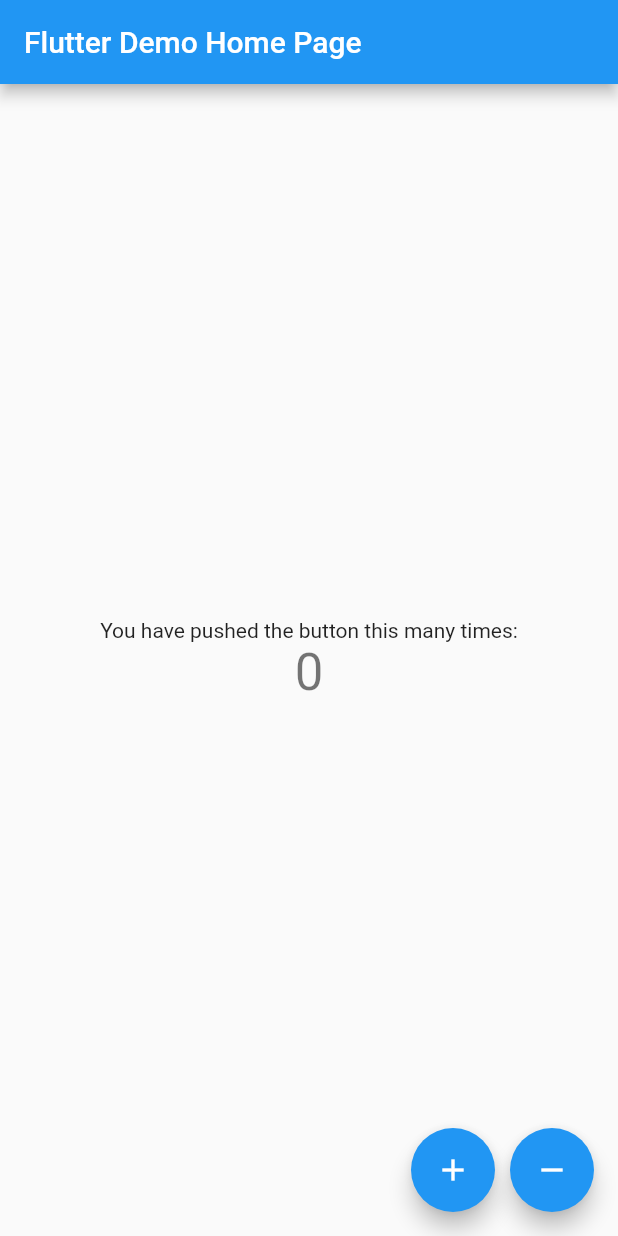
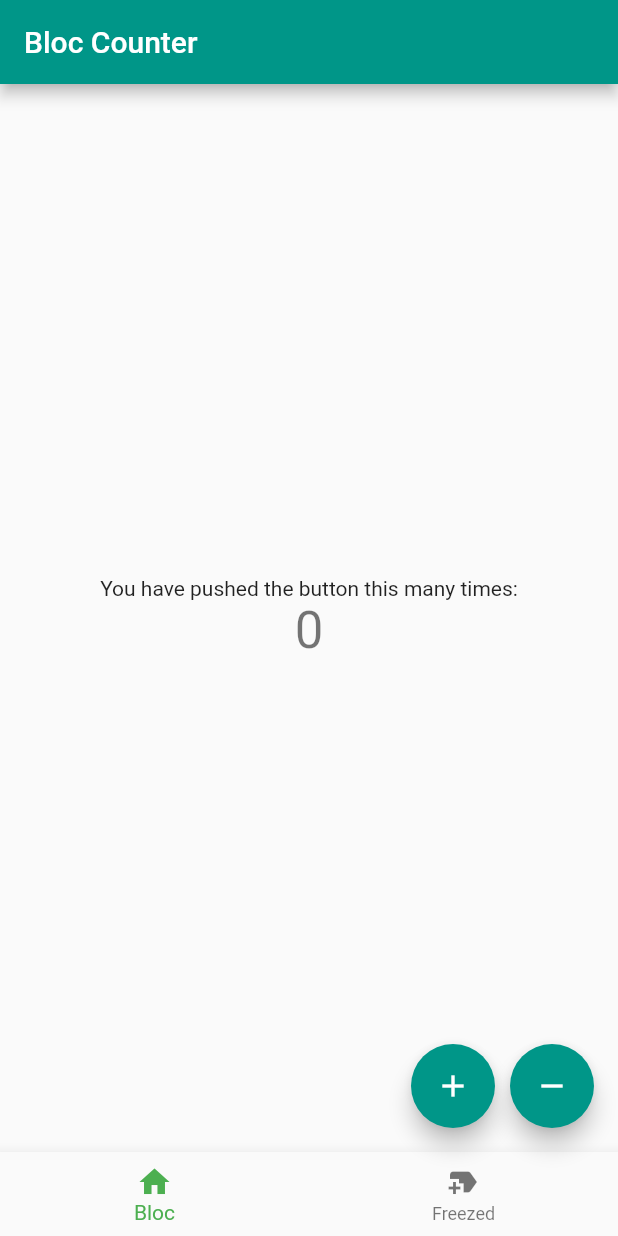
Before and after one commit to rishal-ahmed/bloc-learn-counter, a Flutter app: the screen it shows after launch, after a tap on the "add" icon, after a tap on the "remove" icon, on a phone screen of 412 x 824 dp. Run offline on Flutter 3.47's test engine with Material 2 defaults, Android fonts, the phone set to English and light mode, and no system bars; our stand-ins replace bloc, flutter_bloc, freezed_annotation.

Commit message:
Freezed Bloc

```diff
--- a/lib/counter/counter_bloc.dart
+++ b/lib/counter/counter_bloc.dart
@@ -1,6 +1,5 @@
 import 'package:bloc/bloc.dart';
 import 'package:meta/meta.dart';
-
 part 'counter_event.dart';
 part 'counter_state.dart';
 
--- /dev/null
+++ b/lib/freezed_counter/freezed_counter_bloc.dart
@@ -0,0 +1,21 @@
+import 'package:bloc/bloc.dart';
+import 'package:freezed_annotation/freezed_annotation.dart';
+part 'freezed_counter_event.dart';
+part 'freezed_counter_state.dart';
+part 'freezed_counter_bloc.freezed.dart';
+
+class FreezedCounterBloc
+    extends Bloc<FreezedCounterEvent, FreezedCounterState> {
+  FreezedCounterBloc() : super(FreezedCounterState.initial()) {
+    on<FreezedIncrement>(
+      (event, emit) {
+        return emit(state.copyWith(count: state.count + 1));
+      },
+    );
+
+    on<FreezedDecrement>((event, emit) {
+      final newState = state.copyWith(count: state.count - 1);
+      return emit(newState);
+    });
+  }
+}
--- /dev/null
+++ b/lib/freezed_counter/freezed_counter_event.dart
@@ -0,0 +1,7 @@
+part of 'freezed_counter_bloc.dart';
+
+@freezed
+class FreezedCounterEvent with _$FreezedCounterEvent {
+  const factory FreezedCounterEvent.freezedincrement() = FreezedIncrement;
+  const factory FreezedCounterEvent.freezeddecrement() = FreezedDecrement;
+}
--- /dev/null
+++ b/lib/freezed_counter/freezed_counter_state.dart
@@ -0,0 +1,10 @@
+part of 'freezed_counter_bloc.dart';
+
+@freezed
+class FreezedCounterState with _$FreezedCounterState {
+  const factory FreezedCounterState({
+    required int count,
+  }) = _FreezedCounterState;
+
+  factory FreezedCounterState.initial() => const FreezedCounterState(count: 0);
+}
--- /dev/null
+++ b/lib/home/home_screen.dart
@@ -0,0 +1,82 @@
+import 'dart:developer' show log;
+import 'package:bloc_learn_counter/counter/counter_bloc.dart';
+import 'package:bloc_learn_counter/freezed_counter/freezed_counter_bloc.dart';
+import 'package:bloc_learn_counter/views/counter_screen.dart';
+import 'package:flutter/material.dart';
+import 'package:flutter_bloc/flutter_bloc.dart';
+
+class MyHomePage extends StatefulWidget {
+  const MyHomePage({Key? key, required this.title}) : super(key: key);
+  final String title;
+
+  @override
+  State<MyHomePage> createState() => _MyHomePageState();
+}
+
+class _MyHomePageState extends State<MyHomePage> {
+  int _currentSelectedIndex = 0;
+
+  @override
+  Widget build(BuildContext context) {
+    log('build()-> called');
+    return Scaffold(
+      appBar: AppBar(
+        title: Text(widget.title),
+      ),
+      body: CounterScreen(
+        nav: _currentSelectedIndex,
+      ),
+      floatingActionButton: Row(
+        mainAxisAlignment: MainAxisAlignment.end,
+        children: [
+          FloatingActionButton(
+            onPressed: () {
+              // two methords for events
+              if (_currentSelectedIndex == 0) {
+                context.read<CounterBloc>().add(Increment());
+                //BlocProvider.of<CounterBloc>(context).add(Increment());
+              } else {
+                BlocProvider.of<FreezedCounterBloc>(context)
+                    .add(const FreezedIncrement());
+              }
+            },
+            tooltip: 'Increment',
+            child: const Icon(Icons.add),
+          ),
+          const SizedBox(
+            width: 10,
+          ),
+          FloatingActionButton(
+            onPressed: () {
+              // two methords for events
+              if (_currentSelectedIndex == 0) {
+                context.read<CounterBloc>().add(Decrement());
+                // BlocProvider.of<CounterBloc>(context).add(Decrement());
+              } else {
+                BlocProvider.of<FreezedCounterBloc>(context)
+                    .add(const FreezedDecrement());
+              }
+            },
+            tooltip: 'Decrement',
+            child: const Icon(Icons.remove),
+          ),
+        ],
+      ),
+      bottomNavigationBar: BottomNavigationBar(
+        selectedItemColor: Colors.green,
+        currentIndex: _currentSelectedIndex,
+        onTap: (newIndex) {
+          setState(() {
+            _currentSelectedIndex = newIndex;
+          });
+          log(newIndex.toString());
+        },
+        items: const [
+          BottomNavigationBarItem(icon: Icon(Icons.home), label: 'Bloc'),
+          BottomNavigationBarItem(
+              icon: Icon(Icons.new_label), label: 'Freezed'),
+        ],
+      ),
+    );
+  }
+}
--- a/lib/main.dart
+++ b/lib/main.dart
@@ -1,6 +1,6 @@
-import 'dart:developer';
-
 import 'package:bloc_learn_counter/counter/counter_bloc.dart';
+import 'package:bloc_learn_counter/freezed_counter/freezed_counter_bloc.dart';
+import 'package:bloc_learn_counter/home/home_screen.dart';
 import 'package:flutter/material.dart';
 import 'package:flutter_bloc/flutter_bloc.dart';
 
@@ -14,77 +14,22 @@ class MyApp extends StatelessWidget {
   // This widget is the root of your application.
   @override
   Widget build(BuildContext context) {
-    return BlocProvider(
-      create: (ctx) => CounterBloc(),
+    return MultiBlocProvider(
+      providers: [
+        BlocProvider(
+          create: (ctx) => CounterBloc(),
+        ),
+        BlocProvider(
+          create: (context) => FreezedCounterBloc(),
+        ),
+      ],
       child: MaterialApp(
-        title: 'Flutter Demo',
+        debugShowCheckedModeBanner: false,
         theme: ThemeData(
-          primarySwatch: Colors.blue,
+          primarySwatch: Colors.teal,
         ),
-        home: const MyHomePage(title: 'Flutter Demo Home Page'),
+        home: const MyHomePage(title: 'Bloc Counter'),
       ),
     );
   }
 }
-
-class MyHomePage extends StatelessWidget {
-  const MyHomePage({Key? key, required this.title}) : super(key: key);
-  final String title;
-
-  @override
-  Widget build(BuildContext context) {
-    log('build()-> called');
-    return Scaffold(
-      appBar: AppBar(
-        title: Text(title),
-      ),
-      body: Center(
-        child: Column(
-          mainAxisAlignment: MainAxisAlignment.center,
-          children: <Widget>[
-            const Text(
-              'You have pushed the button this many times:',
-            ),
-            BlocBuilder<CounterBloc, CounterState>(
-              builder: (context, state) {
-                log('BlockBuilder()-> called');
-                return Text(
-                  '${state.count}',
-                  style: Theme.of(context).textTheme.headline4,
-                );
-              },
-            ),
-          ],
-        ),
-      ),
-      floatingActionButton: Row(
-        mainAxisAlignment: MainAxisAlignment.end,
-        children: [
-          FloatingActionButton(
-            onPressed: () {
-              // two methords for events
-              context.read<CounterBloc>().add(Increment());
-
-              // BlocProvider.of<CounterBloc>(context).add(Increment());
-            },
-            tooltip: 'Increment',
-            child: const Icon(Icons.add),
-          ),
-          const SizedBox(
-            width: 10,
-          ),
-          FloatingActionButton(
-            onPressed: () {
-              // two methords for events
-              context.read<CounterBloc>().add(Decrement());
-
-              // BlocProvider.of<CounterBloc>(context).add(Increment());
-            },
-            tooltip: 'Decrement',
-            child: const Icon(Icons.remove),
-          ),
-        ],
-      ),
-    );
-  }
-}
--- /dev/null
+++ b/lib/views/counter_screen.dart
@@ -0,0 +1,56 @@
+import 'dart:developer' show log;
+import 'package:bloc_learn_counter/counter/counter_bloc.dart';
+import 'package:bloc_learn_counter/freezed_counter/freezed_counter_bloc.dart';
+import 'package:flutter/material.dart';
+import 'package:flutter_bloc/flutter_bloc.dart';
+
+class CounterScreen extends StatelessWidget {
+  const CounterScreen({Key? key, required this.nav}) : super(key: key);
+  final int nav;
+  @override
+  Widget build(BuildContext context) {
+    log('build()-> called');
+    log('nav = $nav');
+    if (nav == 0) {
+      return Center(
+        child: Column(
+          mainAxisAlignment: MainAxisAlignment.center,
+          children: <Widget>[
+            const Text(
+              'You have pushed the button this many times:',
+            ),
+            BlocBuilder<CounterBloc, CounterState>(
+              builder: (context, state) {
+                log('BlockBuilder()-> called');
+                return Text(
+                  '${state.count}',
+                  style: Theme.of(context).textTheme.headline4,
+                );
+              },
+            ),
+          ],
+        ),
+      );
+    } else {
+      return Center(
+        child: Column(
+          mainAxisAlignment: MainAxisAlignment.center,
+          children: <Widget>[
+            const Text(
+              'You have pushed the button this many times:',
+            ),
+            BlocBuilder<FreezedCounterBloc, FreezedCounterState>(
+              builder: (context, state) {
+                log('BlockBuilder()-> called');
+                return Text(
+                  '${state.count}',
+                  style: Theme.of(context).textTheme.headline4,
+                );
+              },
+            ),
+          ],
+        ),
+      );
+    }
+  }
+}
```
Also changed, not shown: pubspec.yaml (+3 -4 lines), lib/freezed_counter/freezed_counter_bloc.freezed.dart (added), pubspec.lock.
